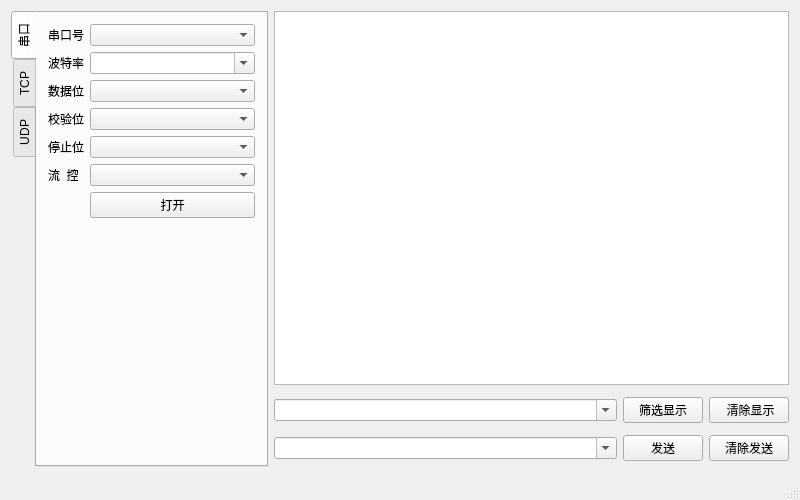
Above: mainwindow.ui from qqj1228/CommHelper before the change. Below: the same form after it.
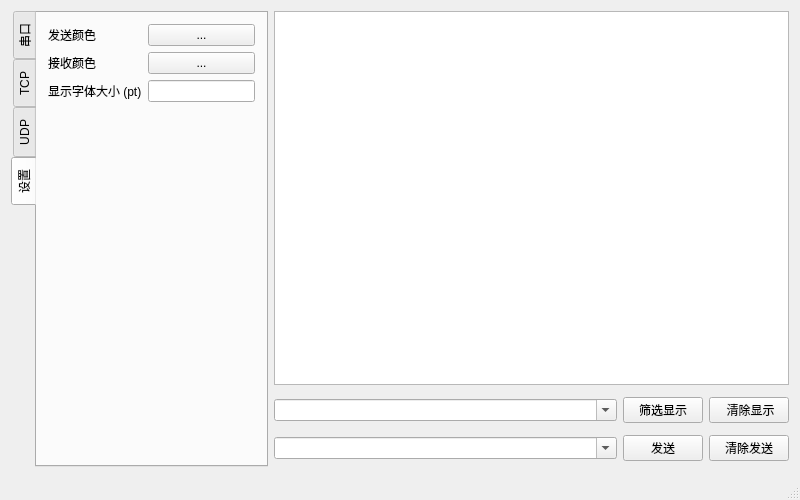
That is the form after the change. The open tabs and pages were chosen to show the change.

Commit message: added setup tab

What changed in the file:
```diff
--- a/mainwindow.ui
+++ b/mainwindow.ui
@@ -268,6 +268,63 @@
         <string>UDP</string>
        </attribute>
       </widget>
+      <widget class="QWidget" name="tabSetup">
+       <attribute name="title">
+        <string>设置</string>
+       </attribute>
+       <layout class="QFormLayout" name="formLayout">
+        <item row="0" column="0">
+         <widget class="QLabel" name="labSend">
+          <property name="text">
+           <string>发送颜色</string>
+          </property>
+         </widget>
+        </item>
+        <item row="0" column="1">
+         <widget class="QPushButton" name="btnSendColor">
+          <property name="sizePolicy">
+           <sizepolicy hsizetype="Minimum" vsizetype="Fixed">
+            <horstretch>0</horstretch>
+            <verstretch>0</verstretch>
+           </sizepolicy>
+          </property>
+          <property name="text">
+           <string>...</string>
+          </property>
+         </widget>
+        </item>
+        <item row="1" column="0">
+         <widget class="QLabel" name="labRecv">
+          <property name="text">
+           <string>接收颜色</string>
+          </property>
+         </widget>
+        </item>
+        <item row="1" column="1">
+         <widget class="QPushButton" name="btnRecvColor">
+          <property name="sizePolicy">
+           <sizepolicy hsizetype="Minimum" vsizetype="Fixed">
+            <horstretch>0</horstretch>
+            <verstretch>0</verstretch>
+           </sizepolicy>
+          </property>
+          <property name="text">
+           <string>...</string>
+          </property>
+         </widget>
+        </item>
+        <item row="2" column="0">
+         <widget class="QLabel" name="label_7">
+          <property name="text">
+           <string>显示字体大小 (pt)</string>
+          </property>
+         </widget>
+        </item>
+        <item row="2" column="1">
+         <widget class="QLineEdit" name="lineEdit"/>
+        </item>
+       </layout>
+      </widget>
      </widget>
     </item>
    </layout>
```
Left out of the diff: 68 changed lines with no effect on the pictures. The commit also changes 8 other files.
